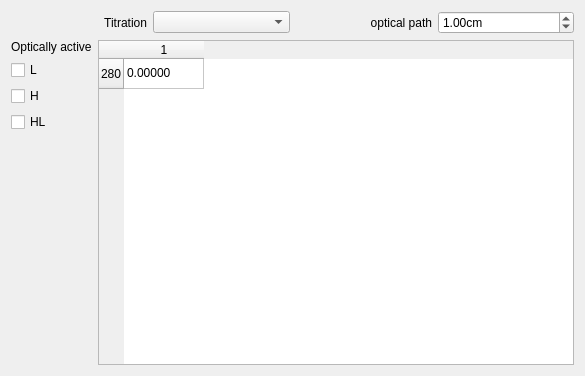
Qt form forms/specds.ui (salvadorblasco/apes) before a commit.
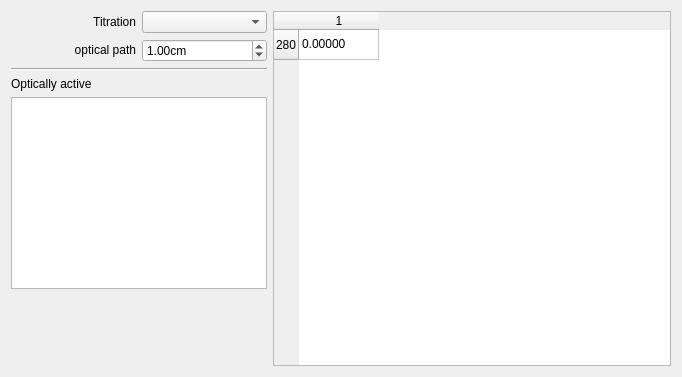
The same form after that commit.

Patch:
```diff
--- a/forms/specds.ui
+++ b/forms/specds.ui
@@ -6,20 +6,22 @@
    <rect>
     <x>0</x>
     <y>0</y>
-    <width>585</width>
-    <height>376</height>
+    <width>682</width>
+    <height>377</height>
    </rect>
   </property>
   <property name="windowTitle">
    <string>Form</string>
   </property>
-  <layout class="QVBoxLayout" name="verticalLayout_2">
+  <layout class="QHBoxLayout" name="horizontalLayout_3">
    <item>
-    <layout class="QHBoxLayout" name="horizontalLayout">
+    <layout class="QVBoxLayout" name="verticalLayout">
+     <item>
+      <layout class="QHBoxLayout" name="horizontalLayout_2">
      <item>
       <widget class="QLabel" name="label">
        <property name="sizePolicy">
-        <sizepolicy hsizetype="Preferred" vsizetype="Minimum">
+          <sizepolicy hsizetype="Preferred" vsizetype="Fixed">
          <horstretch>0</horstretch>
          <verstretch>0</verstretch>
         </sizepolicy>
@@ -35,10 +37,14 @@
      <item>
       <widget class="QComboBox" name="cb_titration"/>
      </item>
+      </layout>
+     </item>
+     <item>
+      <layout class="QHBoxLayout" name="horizontalLayout">
      <item>
       <widget class="QLabel" name="label_2">
        <property name="sizePolicy">
-        <sizepolicy hsizetype="Preferred" vsizetype="Minimum">
+          <sizepolicy hsizetype="Preferred" vsizetype="Fixed">
          <horstretch>0</horstretch>
          <verstretch>0</verstretch>
         </sizepolicy>
@@ -53,6 +59,15 @@
      </item>
      <item>
       <widget class="QDoubleSpinBox" name="dsb_path">
+         <property name="sizePolicy">
+          <sizepolicy hsizetype="Preferred" vsizetype="Fixed">
+           <horstretch>0</horstretch>
+           <verstretch>0</verstretch>
+          </sizepolicy>
+         </property>
+         <property name="prefix">
+          <string/>
+         </property>
        <property name="suffix">
         <string>cm</string>
        </property>
@@ -64,13 +79,16 @@
     </layout>
    </item>
    <item>
-    <layout class="QHBoxLayout" name="horizontalLayout_2">
-     <item>
-      <layout class="QVBoxLayout" name="verticalLayout">
+      <widget class="Line" name="line">
+       <property name="orientation">
+        <enum>Qt::Horizontal</enum>
+       </property>
+      </widget>
+     </item>
        <item>
         <widget class="QLabel" name="label_5">
          <property name="sizePolicy">
-          <sizepolicy hsizetype="Preferred" vsizetype="Minimum">
+        <sizepolicy hsizetype="Preferred" vsizetype="Fixed">
            <horstretch>0</horstretch>
            <verstretch>0</verstretch>
           </sizepolicy>
@@ -81,23 +99,12 @@
         </widget>
        </item>
        <item>
-        <widget class="QCheckBox" name="checkBox_4">
-         <property name="text">
-          <string>L</string>
-         </property>
-        </widget>
-       </item>
-       <item>
-        <widget class="QCheckBox" name="checkBox_6">
-         <property name="text">
-          <string>H</string>
-         </property>
-        </widget>
-       </item>
-       <item>
-        <widget class="QCheckBox" name="checkBox_5">
-         <property name="text">
-          <string>HL</string>
+      <widget class="QListWidget" name="lw_active">
+       <property name="sizePolicy">
+        <sizepolicy hsizetype="Preferred" vsizetype="Expanding">
+         <horstretch>0</horstretch>
+         <verstretch>0</verstretch>
+        </sizepolicy>
          </property>
         </widget>
        </item>
@@ -106,6 +113,9 @@
          <property name="orientation">
           <enum>Qt::Vertical</enum>
          </property>
+       <property name="sizeType">
+        <enum>QSizePolicy::Expanding</enum>
+       </property>
          <property name="sizeHint" stdset="0">
           <size>
            <width>20</width>
@@ -143,8 +153,6 @@
         </property>
        </item>
       </widget>
-     </item>
-    </layout>
    </item>
   </layout>
  </widget>
```
Lines whose indentation alone changed are shown as unchanged.
